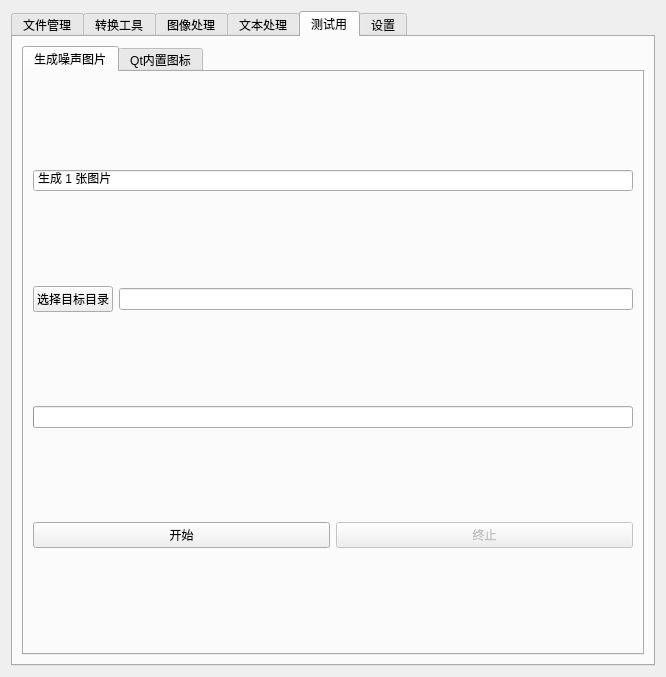
This is app.ui in XJF2332/JABORT as Qt 5 draws it before an edit. The edited form follows.
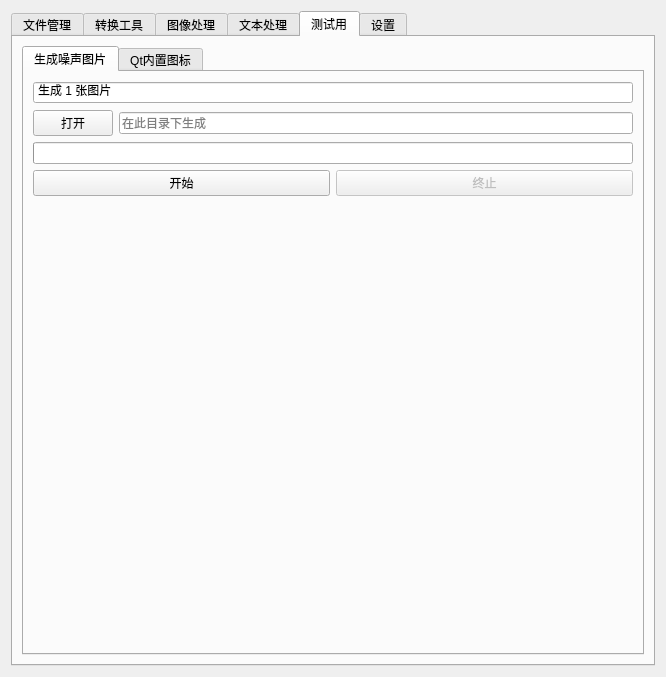
This is the edited form. The open tabs and pages were chosen to show the change. Icons and pictures are not drawn.

Commit message:
重构：噪声图像生成模块的日志与返回值处理；优化：worker线程的消息提示机制
重构了噪声图像生成工具和worker线程的代码结构，将原先通过返回值传递消息的方式改为使用统一的日志记录器，简化了函数返回值类型为int状态码。优化了worker线程的信号处理，移除了冗余的output_updated信号，改用worker_finished信号统一传递包含图标类型的消息元组，并更新了主界面中对应的连接方式以显示更友好的消息对话框。

```diff
--- a/app.ui
+++ b/app.ui
@@ -1128,12 +1128,19 @@
              <item>
               <widget class="QPushButton" name="NoiseImagePathChoose">
                <property name="text">
-                <string>选择目标目录</string>
+                <string>打开</string>
                </property>
               </widget>
              </item>
              <item>
-              <widget class="QLineEdit" name="NoiseImagePath"/>
+              <widget class="QLineEdit" name="NoiseImagePath">
+               <property name="placeholderText">
+                <string>在此目录下生成</string>
+               </property>
+               <property name="clearButtonEnabled">
+                <bool>true</bool>
+               </property>
+              </widget>
              </item>
             </layout>
            </item>
@@ -1173,6 +1180,12 @@
              <property name="orientation">
               <enum>Qt::Orientation::Vertical</enum>
              </property>
+             <property name="sizeHint" stdset="0">
+              <size>
+               <width>0</width>
+               <height>0</height>
+              </size>
+             </property>
             </spacer>
            </item>
           </layout>
```
Left out of the diff: 24 changed lines with no effect on the pictures. The commit also changes 4 other files.
